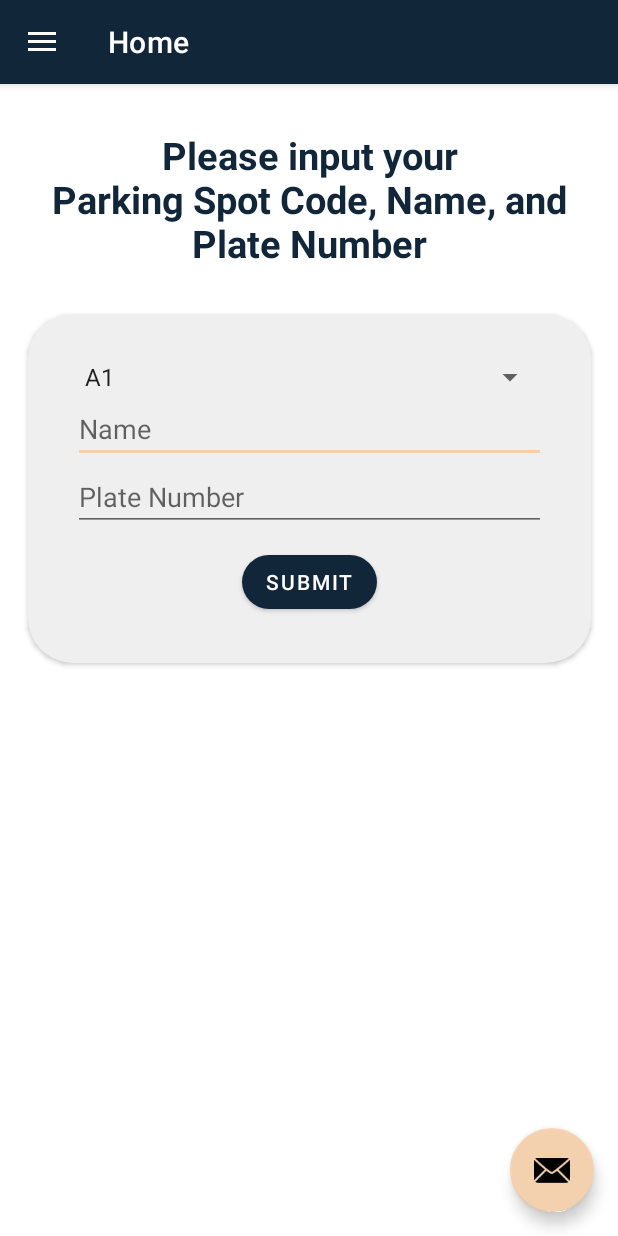
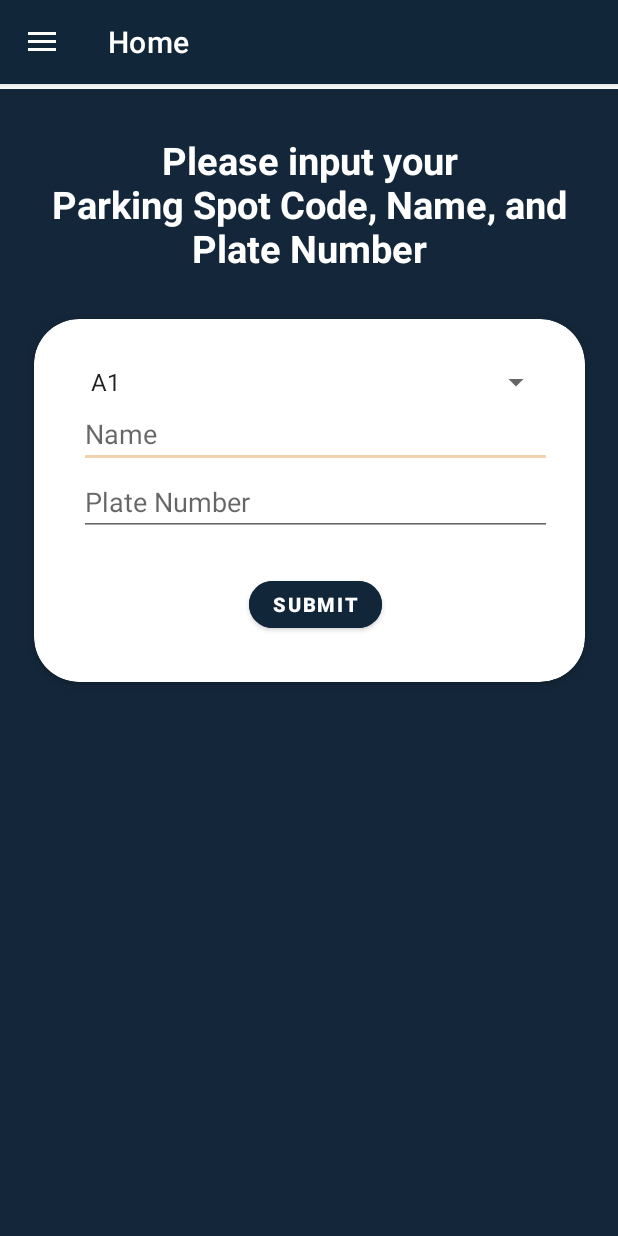
Before and after one commit to SheenAmol141/ParkingManagerDrawer, an Android app: the MainActivity screen opened directly, with no data from a screen before it, on a phone screen of 412 x 824 dp. Run offline under Robolectric (Android 15) with nearby library versions, the phone set to English and light mode, and no system bars; our stand-ins replace Firebase (no records; nobody signed in at launch, a user with empty details on screens opened directly), navigation-ui.

Commit message:
all done

```diff
--- a/app/src/main/java/com/sheenjoshuaamol/parkingmanagerdrawer/MainActivity.java
+++ b/app/src/main/java/com/sheenjoshuaamol/parkingmanagerdrawer/MainActivity.java
@@ -43,13 +43,7 @@ public class MainActivity extends AppCompatActivity {
 
         setSupportActionBar(binding.appBarMain.toolbar);
 
-        binding.appBarMain.fab.setOnClickListener(new View.OnClickListener() {
-            @Override
-            public void onClick(View view) {
-                Snackbar.make(view, "Replace with your own action", Snackbar.LENGTH_LONG)
-                        .setAction("Action", null).show();
-            }
-        });
+
         DrawerLayout drawer = binding.drawerLayout;
         NavigationView navigationView = binding.navView;
         // Passing each menu ID as a set of Ids because each
--- a/app/src/main/java/com/sheenjoshuaamol/parkingmanagerdrawer/RegisterAccount.java
+++ b/app/src/main/java/com/sheenjoshuaamol/parkingmanagerdrawer/RegisterAccount.java
@@ -102,7 +102,7 @@ public class RegisterAccount extends AppCompatActivity {
                                     if (task.isSuccessful()) {
                                         // Sign in success
                                         analytics.logEvent("createUserWithEmail_success", null);
-                                        Toast.makeText(RegisterAccount.this, "Registered Successfully, redirecting to Operator Screen", Toast.LENGTH_SHORT).show();
+                                        Toast.makeText(RegisterAccount.this, "Registered Successfully, redirecting to Sign in Screen", Toast.LENGTH_SHORT).show();
 
                                         TimerTask timer = new TimerTask() {
                                             @Override
--- a/app/src/main/java/com/sheenjoshuaamol/parkingmanagerdrawer/SwitchMode.java
+++ b/app/src/main/java/com/sheenjoshuaamol/parkingmanagerdrawer/SwitchMode.java
@@ -24,6 +24,8 @@ public class SwitchMode extends AppCompatActivity {
         setContentView(R.layout.activity_switch_mode);
         //IMPORTANT
         analytics = FirebaseAnalytics.getInstance(this);
+
+        getSupportActionBar().hide();
 
 
 
--- a/app/src/main/res/layout/activity_onboarding.xml
+++ b/app/src/main/res/layout/activity_onboarding.xml
@@ -18,13 +18,14 @@
         app:layout_constraintStart_toStartOf="parent"
         app:layout_constraintTop_toTopOf="parent"
         app:layout_constraintVertical_bias="0.5" />
+
     <androidx.cardview.widget.CardView
         android:id="@+id/cdNextOnboard"
         android:layout_width="60dp"
         android:layout_height="60dp"
         android:layout_marginEnd="40dp"
         android:layout_marginBottom="40dp"
-        android:backgroundTint="@color/purple_200"
+        android:backgroundTint="@color/ic_launcher_background"
         android:clickable="true"
         android:focusable="true"
         android:foreground="?attr/selectableItemBackground"
--- a/app/src/main/res/layout/app_bar_main.xml
+++ b/app/src/main/res/layout/app_bar_main.xml
@@ -22,13 +22,4 @@
 
     <include layout="@layout/content_main" />
 
-    <com.google.android.material.floatingactionbutton.FloatingActionButton
-        android:id="@+id/fab"
-        android:layout_width="wrap_content"
-        android:layout_height="wrap_content"
-        android:layout_gravity="bottom|end"
-        android:layout_marginEnd="@dimen/fab_margin"
-        android:layout_marginBottom="16dp"
-        app:srcCompat="@android:drawable/ic_dialog_email" />
-
 </androidx.coordinatorlayout.widget.CoordinatorLayout>
--- a/app/src/main/res/layout/fragment_home.xml
+++ b/app/src/main/res/layout/fragment_home.xml
@@ -4,12 +4,14 @@
     xmlns:tools="http://schemas.android.com/tools"
     android:layout_width="match_parent"
     android:layout_height="match_parent"
+    android:layout_marginTop="5px"
+    android:background="@color/ic_launcher_background"
     tools:context=".ui.home.HomeFragment">
 
     <androidx.cardview.widget.CardView
-        android:layout_width="wrap_content"
-        android:layout_height="wrap_content"
-        app:cardBackgroundColor="#EFEFEF"
+        android:layout_width="367dp"
+        android:layout_height="242dp"
+        app:cardBackgroundColor="#FFFFFF"
         app:cardCornerRadius="30dp"
         app:layout_constraintEnd_toEndOf="parent"
         app:layout_constraintHorizontal_bias="0.5"
@@ -28,9 +30,9 @@
             app:layout_constraintTop_toTopOf="parent">
 
             <Spinner
+                android:id="@+id/spinner"
                 android:layout_width="match_parent"
-                android:layout_height="wrap_content"
-                android:id="@+id/spinner" />
+                android:layout_height="wrap_content" />
 
             <EditText
                 android:id="@+id/fireinputName"
@@ -52,8 +54,12 @@
                 android:id="@+id/submitLot"
                 android:layout_width="wrap_content"
                 android:layout_height="wrap_content"
-                android:layout_marginTop="10dp"
+                android:layout_marginTop="24dp"
+                android:backgroundTint="@color/mainblue"
                 android:text="@string/submit"
+                android:textColor="@color/white"
+                android:textSize="13dp"
+                android:textStyle="bold"
                 app:cornerRadius="100dp" />
 
         </LinearLayout>
@@ -66,7 +72,7 @@
         android:padding="30dp"
         android:text="Please input your\nParking Spot Code, Name, and Plate Number"
         android:textAlignment="center"
-        android:textColor="@color/mainblue"
+        android:textColor="@color/white"
         android:textSize="25dp"
         android:textStyle="bold"
         app:layout_constraintEnd_toEndOf="parent"
--- a/app/src/main/res/layout/fragment_receipts.xml
+++ b/app/src/main/res/layout/fragment_receipts.xml
@@ -3,7 +3,7 @@
     xmlns:tools="http://schemas.android.com/tools"
     android:layout_width="match_parent"
     android:layout_height="match_parent"
-    android:backgroundTint="@color/grey"
+    android:background="@color/mainblue"
     android:orientation="vertical"
     tools:context=".receipts.ReceiptsFragment">
 
@@ -11,6 +11,7 @@
         android:id="@+id/svReceipts"
         android:layout_width="match_parent"
         android:layout_height="50dp"
+        android:background="#FFFFFF"
         android:clickable="false" />
 
 
@@ -18,6 +19,7 @@
         android:id="@+id/rvReceipts"
         android:layout_width="match_parent"
         android:layout_height="match_parent"
+        android:backgroundTint="#000000"
         android:text="Hello" />
 
 </LinearLayout>
--- a/app/src/main/res/layout/nav_header_main.xml
+++ b/app/src/main/res/layout/nav_header_main.xml
@@ -25,10 +25,9 @@
         android:layout_width="match_parent"
         android:layout_height="wrap_content"
         android:paddingTop="@dimen/nav_header_vertical_spacing"
-        android:text="@string/nav_header_title"
+        android:text="CUSTOMER MODE"
         android:textAppearance="@style/TextAppearance.AppCompat.Body1"
-        android:textStyle="bold"
-        tools:text="CUSTOMER MODE" />
+        android:textStyle="bold" />
 
     <TextView
         android:id="@+id/tvEmail"
--- a/app/src/main/res/layout/receipt_single.xml
+++ b/app/src/main/res/layout/receipt_single.xml
@@ -6,6 +6,7 @@
     android:layout_height="wrap_content"
     android:layout_marginHorizontal="10dp"
     android:layout_marginTop="10dp"
+    android:layout_marginBottom="5dp"
     app:cardBackgroundColor="#FFFFFF"
     app:cardCornerRadius="15dp"
     app:cardElevation="10dp">
--- a/app/src/main/res/layout/spot_item.xml
+++ b/app/src/main/res/layout/spot_item.xml
@@ -6,6 +6,7 @@
     android:layout_height="wrap_content"
     android:layout_marginHorizontal="10dp"
     android:layout_marginTop="10dp"
+    android:layout_marginBottom="5dp"
     app:cardBackgroundColor="#FFFFFF"
     app:cardCornerRadius="15dp"
     app:cardElevation="10dp">
--- a/app/src/main/res/values/colors.xml
+++ b/app/src/main/res/values/colors.xml
@@ -14,4 +14,5 @@
     <color name="ashgrey">#C5D8D1</color>
     <color name="isabelline">#F4EDEA</color>
     <color name="lightorange">#F4D1AE</color>
+    <color name="back">#FFF3F3F3</color>
 </resources>
--- a/app/src/main/res/values/themes.xml
+++ b/app/src/main/res/values/themes.xml
@@ -22,4 +22,6 @@
     <style name="Theme.ParkingManagerDrawer.AppBarOverlay" parent="ThemeOverlay.AppCompat.Dark.ActionBar" />
 
     <style name="Theme.ParkingManagerDrawer.PopupOverlay" parent="ThemeOverlay.AppCompat.Light" />
+
+
 </resources>
```
Also changed, not shown: app/src/main/res/layout/activity_show_receipt.xml (+21 -12 lines), app/src/main/res/layout/activity_switch_mode.xml (+20 -10 lines), app/src/main/res/layout/fragment_park_list.xml (+8 -5 lines), app/src/main/res/layout/onboard_page.xml (+9 -11 lines).
